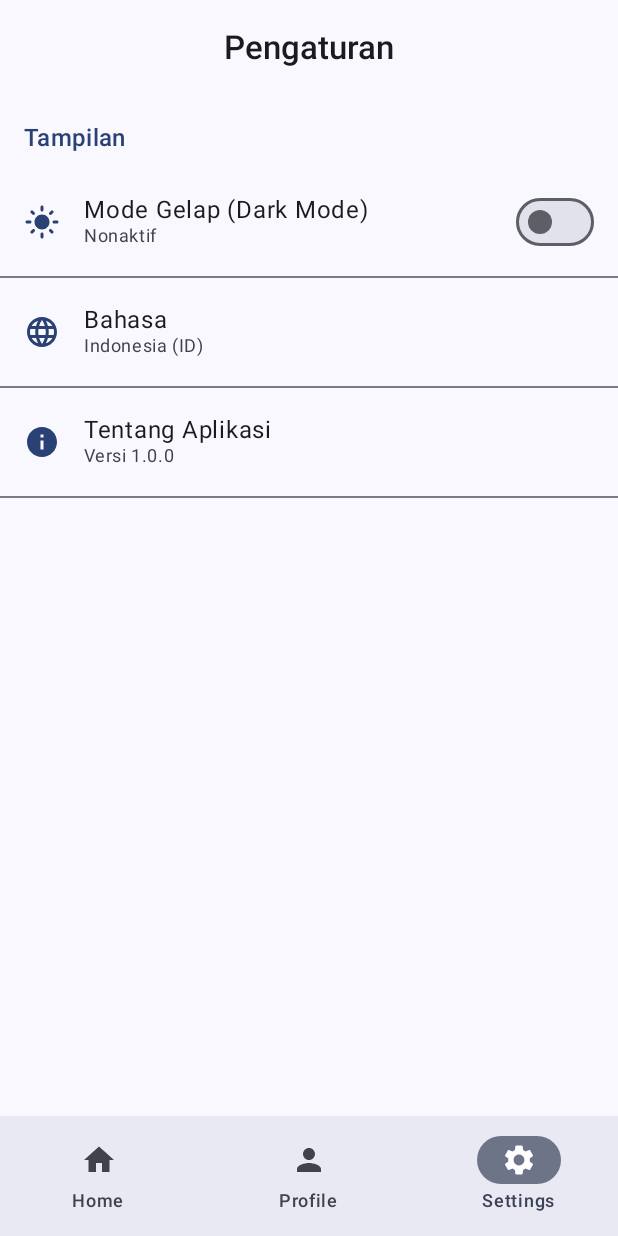
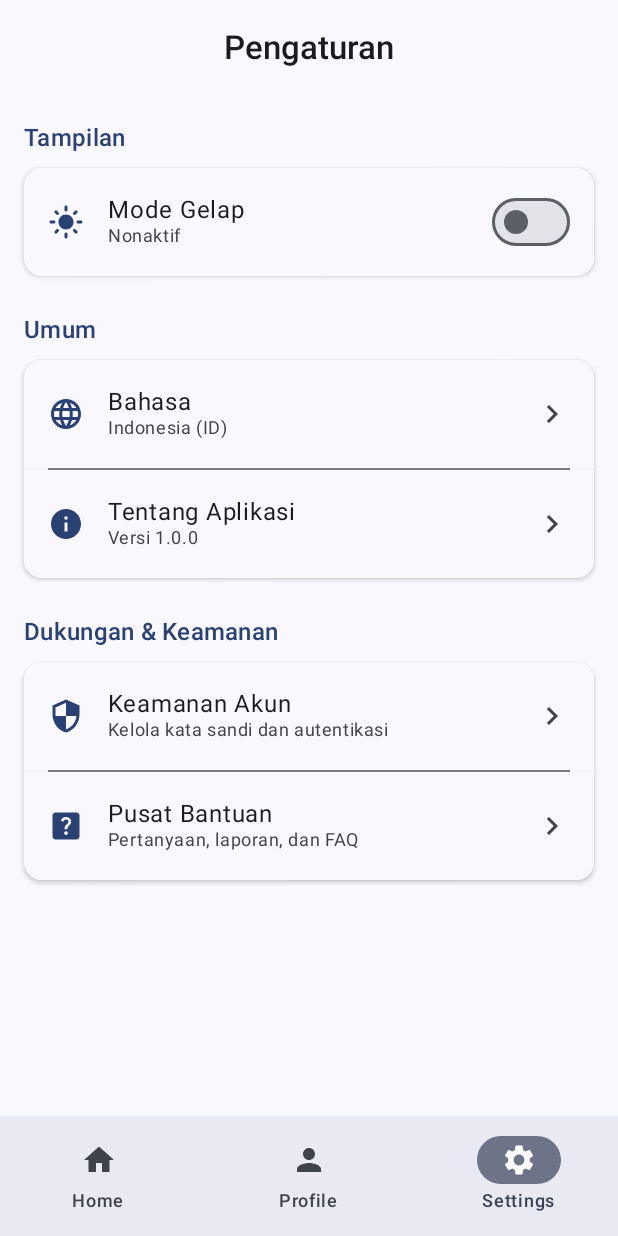
Before and after one commit to mkaspulanwar/P7-DOMPETKU-230104040212, an Android app built with Jetpack Compose: the settings screen opened through its navigation route, on a phone screen of 412 x 824 dp. Run offline under Robolectric (Android 15) with nearby library versions, the phone set to English and light mode, and no system bars.

Commit message:
memperbaharui tampilan setting

```diff
--- a/app/src/main/java/id/antasari/p7_dompetku_230104040212/ui/screens/SettingsScreen.kt
+++ b/app/src/main/java/id/antasari/p7_dompetku_230104040212/ui/screens/SettingsScreen.kt
@@ -8,26 +8,26 @@ import androidx.compose.material3.*
 import androidx.compose.runtime.Composable
 import androidx.compose.ui.Alignment
 import androidx.compose.ui.Modifier
-// --- IMPORT WAJIB DITAMBAHKAN ---
-import androidx.compose.ui.graphics.vector.ImageVector // <-- SOLUSI UNRESOLVED REFERENCE
-// --------------------------------
+import androidx.compose.ui.graphics.Color
+import androidx.compose.ui.graphics.vector.ImageVector
 import androidx.compose.ui.unit.dp
 import androidx.navigation.NavController
 import id.antasari.p7_dompetku_230104040212.navigation.Destinations
 
-// Anotasi ini menghilangkan warning 'experimental API' pada SettingsScreen
+// Anotasi ini menghilangkan warning 'experimental API'
 @OptIn(ExperimentalMaterial3Api::class)
 @Composable
 fun SettingsScreen(
     navController: NavController,
-    toggleTheme: () -> Unit, // Fungsi dari MainActivity untuk Tugas 4
-    isDarkTheme: Boolean // State Dark Mode saat ini
+    toggleTheme: () -> Unit,
+    isDarkTheme: Boolean
 ) {
     Scaffold(
         topBar = {
             SettingsTopAppBar()
         },
         bottomBar = {
+            // Asumsi AppBottomBar tersedia dan diimpor
             AppBottomBar(
                 navController = navController,
                 currentRoute = Destinations.SETTINGS_ROUTE
@@ -38,74 +38,122 @@ fun SettingsScreen(
             modifier = Modifier
                 .fillMaxSize()
                 .padding(paddingValues)
+                .padding(horizontal = 16.dp)
+                .padding(top = 16.dp),
+            horizontalAlignment = Alignment.Start
         ) {
-            Text(
-                text = "Tampilan",
-                style = MaterialTheme.typography.titleMedium,
-                color = MaterialTheme.colorScheme.primary,
-                modifier = Modifier.padding(start = 16.dp, top = 16.dp, bottom = 8.dp)
-            )
 
-            // Item Setting Light/Dark Mode (Tugas 4)
+            // --- 1. GRUP PENGATURAN TAMPILAN ---
+            SettingsGroup(title = "Tampilan") {
                 SettingsToggleItem(
-                icon = if (isDarkTheme) Icons.Default.ModeNight else Icons.Default.LightMode,
-                title = "Mode Gelap (Dark Mode)",
+                    icon = if (isDarkTheme) Icons.Default.DarkMode else Icons.Default.LightMode,
+                    title = "Mode Gelap",
                     subtitle = if (isDarkTheme) "Aktif" else "Nonaktif",
                     checked = isDarkTheme,
                     onCheckedChange = { toggleTheme() }
                 )
-            Divider()
+            }
 
-            // Item Setting Umum
+            Spacer(modifier = Modifier.height(24.dp))
+
+            // --- 2. GRUP PENGATURAN UMUM ---
+            SettingsGroup(title = "Umum") {
+                // Item Ganti Bahasa
                 SettingsItem(
                     icon = Icons.Default.Language,
                     title = "Bahasa",
                     subtitle = "Indonesia (ID)"
                 ) { /* Aksi Ganti Bahasa */ }
-            Divider()
+                Divider(modifier = Modifier.padding(horizontal = 16.dp))
 
+                // Item Tentang Aplikasi
                 SettingsItem(
                     icon = Icons.Default.Info,
                     title = "Tentang Aplikasi",
                     subtitle = "Versi 1.0.0"
                 ) { /* Aksi Tentang */ }
-            Divider()
+            }
+
+            Spacer(modifier = Modifier.height(24.dp))
+
+            // --- 3. GRUP DUKUNGAN & KEAMANAN (PENGGANTI LOGOUT) ---
+            SettingsGroup(title = "Dukungan & Keamanan") {
+                // Item Keamanan Akun
+                SettingsItem(
+                    icon = Icons.Default.Security,
+                    title = "Keamanan Akun",
+                    subtitle = "Kelola kata sandi dan autentikasi"
+                ) { /* Aksi Keamanan Akun */ }
+                Divider(modifier = Modifier.padding(horizontal = 16.dp))
+
+                // Item Pusat Bantuan
+                SettingsItem(
+                    icon = Icons.Default.HelpCenter,
+                    title = "Pusat Bantuan",
+                    subtitle = "Pertanyaan, laporan, dan FAQ"
+                ) { /* Aksi Pusat Bantuan */ }
+            }
         }
     }
 }
 
-// TopAppBar Pengaturan
-@OptIn(ExperimentalMaterial3Api::class) // <-- SOLUSI WARNING EXPERIMENTAL API
+// ----------------------------------------------------------------------
+// KOMPONEN: SettingsGroup (Tidak Berubah)
+// ----------------------------------------------------------------------
 @Composable
-fun SettingsTopAppBar() {
-    CenterAlignedTopAppBar(
-        title = { Text("Pengaturan", style = MaterialTheme.typography.titleLarge) },
-        colors = TopAppBarDefaults.centerAlignedTopAppBarColors(
-            containerColor = MaterialTheme.colorScheme.background
+fun SettingsGroup(
+    title: String,
+    content: @Composable ColumnScope.() -> Unit
+) {
+    Column(modifier = Modifier.fillMaxWidth()) {
+        // Header Grup
+        Text(
+            text = title,
+            style = MaterialTheme.typography.titleMedium,
+            color = MaterialTheme.colorScheme.primary,
+            modifier = Modifier.padding(bottom = 8.dp)
         )
-    )
+        // Container untuk Grup (menggunakan Surface untuk efek Card/Grouping)
+        Surface(
+            shape = MaterialTheme.shapes.medium,
+            color = MaterialTheme.colorScheme.surfaceContainerLow,
+            shadowElevation = 2.dp,
+            modifier = Modifier.fillMaxWidth()
+        ) {
+            Column(content = content)
+        }
+    }
 }
 
-// Item Setting Statis
+// ----------------------------------------------------------------------
+// KOMPONEN: SettingsItem (Tidak Berubah, hanya nama parameter textColor dan iconColor)
+// ----------------------------------------------------------------------
 @Composable
 fun SettingsItem(
-    icon: ImageVector, // <-- Tipe data sudah benar
+    icon: ImageVector,
     title: String,
     subtitle: String,
+    iconColor: Color = MaterialTheme.colorScheme.primary,
+    textColor: Color = MaterialTheme.colorScheme.onSurface,
     onClick: () -> Unit
 ) {
     ListItem(
-        headlineContent = { Text(title, style = MaterialTheme.typography.bodyLarge) },
+        headlineContent = {
+            Text(title, style = MaterialTheme.typography.bodyLarge, color = textColor)
+        },
         supportingContent = { Text(subtitle, style = MaterialTheme.typography.bodySmall) },
-        leadingContent = { Icon(icon, contentDescription = null, tint = MaterialTheme.colorScheme.primary) },
+        leadingContent = { Icon(icon, contentDescription = null, tint = iconColor) },
+        trailingContent = { Icon(Icons.Default.KeyboardArrowRight, contentDescription = null) },
         modifier = Modifier.clickable(onClick = onClick)
     )
 }
 
-// Item Setting dengan Toggle Switch
+// ----------------------------------------------------------------------
+// KOMPONEN: SettingsToggleItem (Tidak Berubah)
+// ----------------------------------------------------------------------
 @Composable
 fun SettingsToggleItem(
-    icon: ImageVector, // <-- Tipe data sudah benar
+    icon: ImageVector,
     title: String,
     subtitle: String,
     checked: Boolean,
@@ -118,13 +166,23 @@ fun SettingsToggleItem(
         trailingContent = {
             Switch(
                 checked = checked,
-                onCheckedChange = onCheckedChange,
-                colors = SwitchDefaults.colors(
-                    checkedTrackColor = MaterialTheme.colorScheme.primary,
-                    uncheckedTrackColor = MaterialTheme.colorScheme.surfaceVariant
-                )
+                onCheckedChange = onCheckedChange
             )
         },
         modifier = Modifier.clickable { onCheckedChange(!checked) }
     )
 }
+
+// ----------------------------------------------------------------------
+// KOMPONEN: SettingsTopAppBar (Tidak Berubah)
+// ----------------------------------------------------------------------
+@OptIn(ExperimentalMaterial3Api::class)
+@Composable
+fun SettingsTopAppBar() {
+    CenterAlignedTopAppBar(
+        title = { Text("Pengaturan", style = MaterialTheme.typography.titleLarge) },
+        colors = TopAppBarDefaults.centerAlignedTopAppBarColors(
+            containerColor = MaterialTheme.colorScheme.background
+        )
+    )
+}
```
Lines whose indentation alone changed are shown as unchanged.
